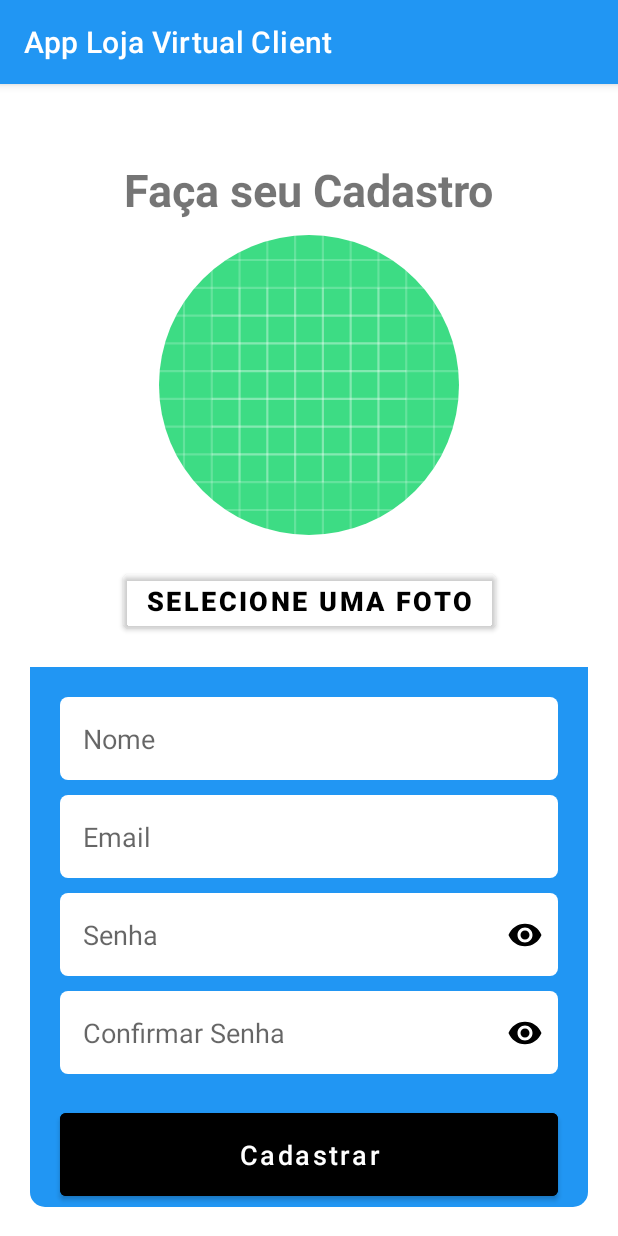
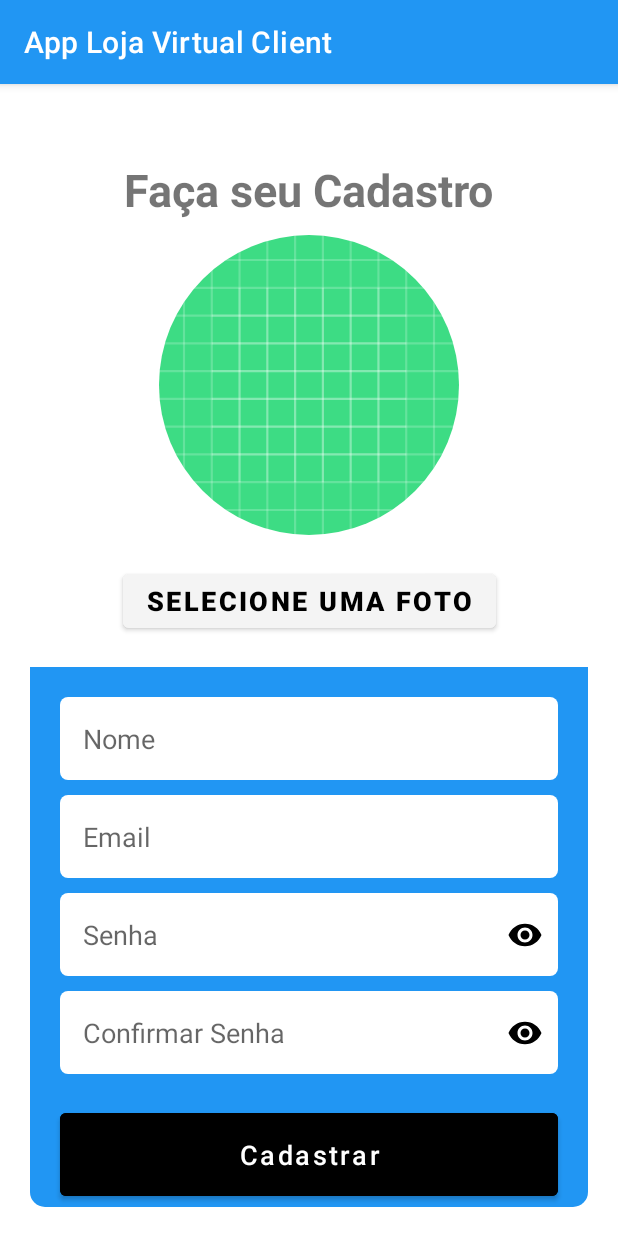
Before and after one commit to PiterCapistrano/Loja-Virtual-Client, an Android app: the FormCadastro screen opened directly, with no data from a screen before it, on a phone screen of 412 x 824 dp. Run offline under Robolectric (Android 15) with nearby library versions, the phone set to English and light mode, and no system bars; our stand-ins replace CircleImageView, Firebase (no records; nobody signed in at launch, a user with empty details on screens opened directly); pictures from the network do not load.

Commit message:
Projeto Concluído!

```diff
--- a/app/src/main/res/layout/activity_form_cadastro.xml
+++ b/app/src/main/res/layout/activity_form_cadastro.xml
@@ -47,7 +47,7 @@
         android:textSize="18sp"
         android:textStyle="bold"
         android:textColor="@color/black"
-        android:backgroundTint="@android:color/transparent"
+        android:backgroundTint="@color/light_gray"
         app:layout_constraintTop_toBottomOf="@+id/img_perfil"
         app:layout_constraintStart_toStartOf="parent"
         app:layout_constraintEnd_toEndOf="parent"
```
